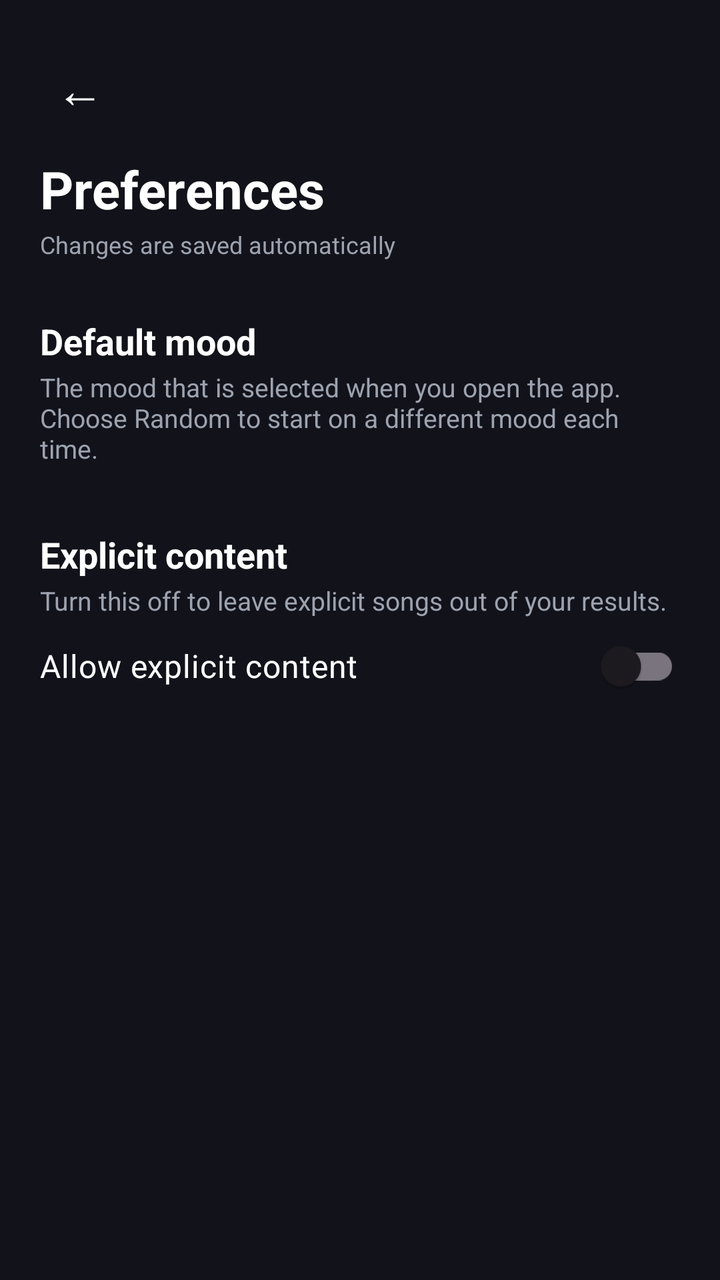
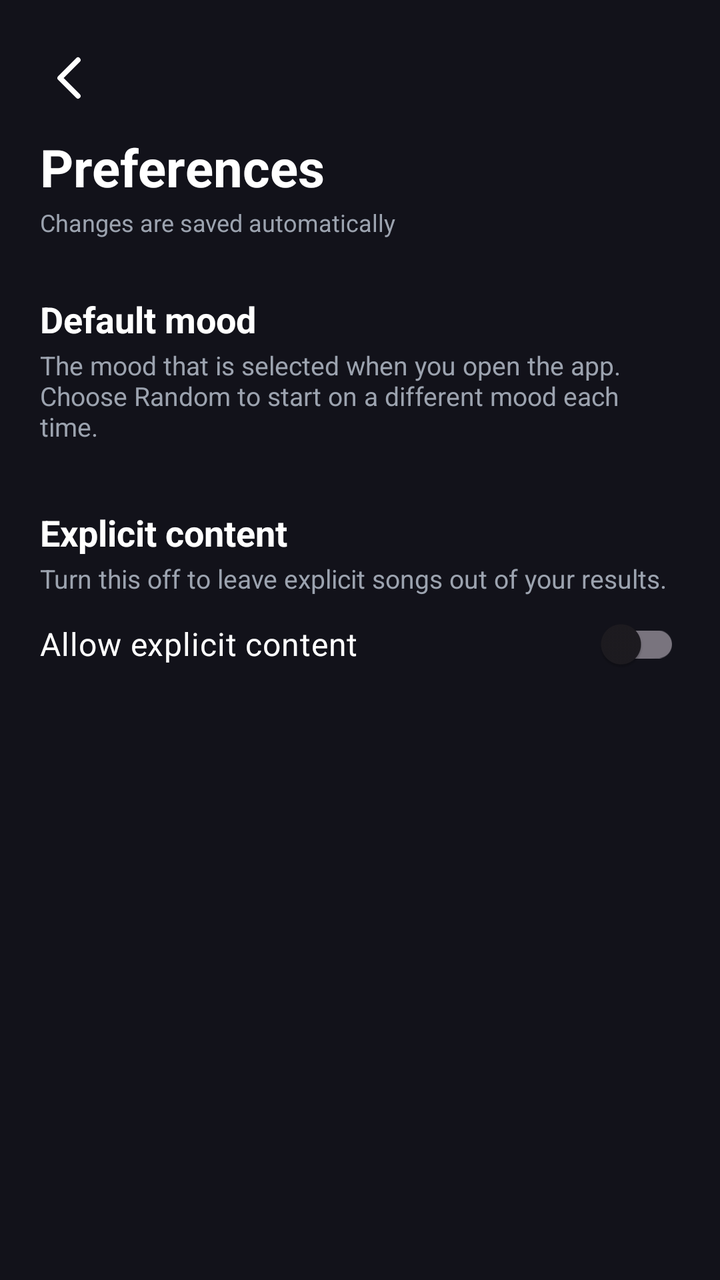

Two renders of the same Android screen: before a commit and after it. Below are the layout's source before the change and the commit's diff.
<!-- AndroidManifest.xml: application theme Theme.Moodify -->
<!-- res/layout/activity_preferences.xml -->
<?xml version="1.0" encoding="utf-8"?>
<ScrollView xmlns:android="http://schemas.android.com/apk/res/android"
    xmlns:tools="http://schemas.android.com/tools"
    android:layout_width="match_parent"
    android:layout_height="match_parent"
    android:background="#12121A"
    android:fillViewport="true"
    tools:context=".PreferencesActivity">

    <LinearLayout
        android:layout_width="match_parent"
        android:layout_height="wrap_content"
        android:orientation="vertical"
        android:padding="20dp">

        <TextView
            android:id="@+id/buttonBack"
            android:layout_width="wrap_content"
            android:layout_height="wrap_content"
            android:text="\u2190"
            android:textColor="#FFFFFF"
            android:textSize="24sp"
            android:padding="8dp"
            android:clickable="true"
            android:focusable="true"
            android:background="?attr/selectableItemBackgroundBorderless" />

        <TextView
            android:layout_width="wrap_content"
            android:layout_height="wrap_content"
            android:layout_marginTop="8dp"
            android:text="Preferences"
            android:textColor="#FFFFFF"
            android:textSize="26sp"
            android:textStyle="bold" />

        <TextView
            android:layout_width="wrap_content"
            android:layout_height="wrap_content"
            android:layout_marginTop="2dp"
            android:text="Changes are saved automatically"
            android:textColor="#9CA3AF"
            android:textSize="12sp" />

        <TextView
            android:layout_width="wrap_content"
            android:layout_height="wrap_content"
            android:layout_marginTop="28dp"
            android:text="Default mood"
            android:textColor="#FFFFFF"
            android:textSize="18sp"
            android:textStyle="bold" />

        <TextView
            android:layout_width="wrap_content"
            android:layout_height="wrap_content"
            android:layout_marginTop="2dp"
            android:text="The mood that is selected when you open the app. Choose Random to start on a different mood each time."
            android:textColor="#9CA3AF"
            android:textSize="13sp" />

        <RadioGroup
            android:id="@+id/radioGroupDefaultMood"
            android:layout_width="match_parent"
            android:layout_height="wrap_content"
            android:layout_marginTop="8dp"
            android:orientation="vertical" />

        <TextView
            android:layout_width="wrap_content"
            android:layout_height="wrap_content"
            android:layout_marginTop="24dp"
            android:text="Explicit content"
            android:textColor="#FFFFFF"
            android:textSize="18sp"
            android:textStyle="bold" />

        <TextView
            android:layout_width="wrap_content"
            android:layout_height="wrap_content"
            android:layout_marginTop="2dp"
            android:text="Turn this off to leave explicit songs out of your results."
            android:textColor="#9CA3AF"
            android:textSize="13sp" />

        <androidx.appcompat.widget.SwitchCompat
            android:id="@+id/switchExplicit"
            android:layout_width="match_parent"
            android:layout_height="wrap_content"
            android:layout_marginTop="12dp"
            android:paddingBottom="24dp"
            android:text="Allow explicit content"
            android:textColor="#FFFFFF"
            android:textSize="16sp" />

    </LinearLayout>

</ScrollView>
<!-- resources referenced by this layout -->
<resources>
  <style name="Theme.Moodify" parent="Base.Theme.Moodify" />
  <style name="Base.Theme.Moodify" parent="Theme.Material3.DayNight.NoActionBar">
          
          
      </style>
</resources>

<!-- the commit's change to res/layout/activity_preferences.xml (unified diff, before → after) -->
@@ -17,9 +17,10 @@
             android:id="@+id/buttonBack"
             android:layout_width="wrap_content"
             android:layout_height="wrap_content"
-            android:text="\u2190"
+            android:text=""
+            android:drawableStart="@drawable/ic_chevron_back"
+            android:contentDescription="Back"
             android:textColor="#FFFFFF"
-            android:textSize="24sp"
             android:padding="8dp"
             android:clickable="true"
             android:focusable="true"
<!-- resource entries referenced after the edit -->
@@ -1,5 +1,20 @@
 <!-- resources referenced by this layout -->
 <resources>
+  <!-- drawable ic_chevron_back (drawable) -->
+  <?xml version="1.0" encoding="utf-8"?>
+  <vector xmlns:android="http://schemas.android.com/apk/res/android"
+      android:width="13dp"
+      android:height="22dp"
+      android:viewportWidth="13"
+      android:viewportHeight="22">
+      <path
+          android:pathData="M11,2 L2,11 L11,20"
+          android:strokeColor="#FFFFFF"
+          android:strokeWidth="2.6"
+          android:strokeLineCap="round"
+          android:strokeLineJoin="round"
+          android:fillColor="#00000000" />
+  </vector>
   <style name="Theme.Moodify" parent="Base.Theme.Moodify" />
   <style name="Base.Theme.Moodify" parent="Theme.Material3.DayNight.NoActionBar">
           
